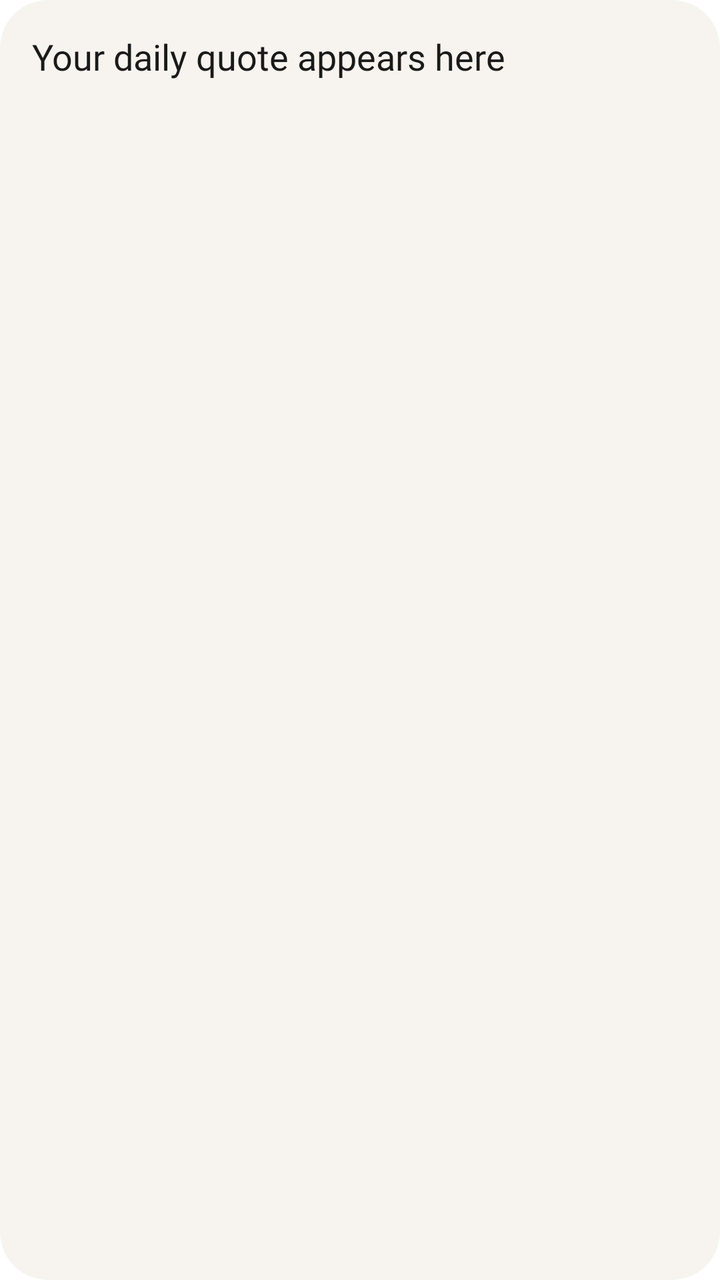
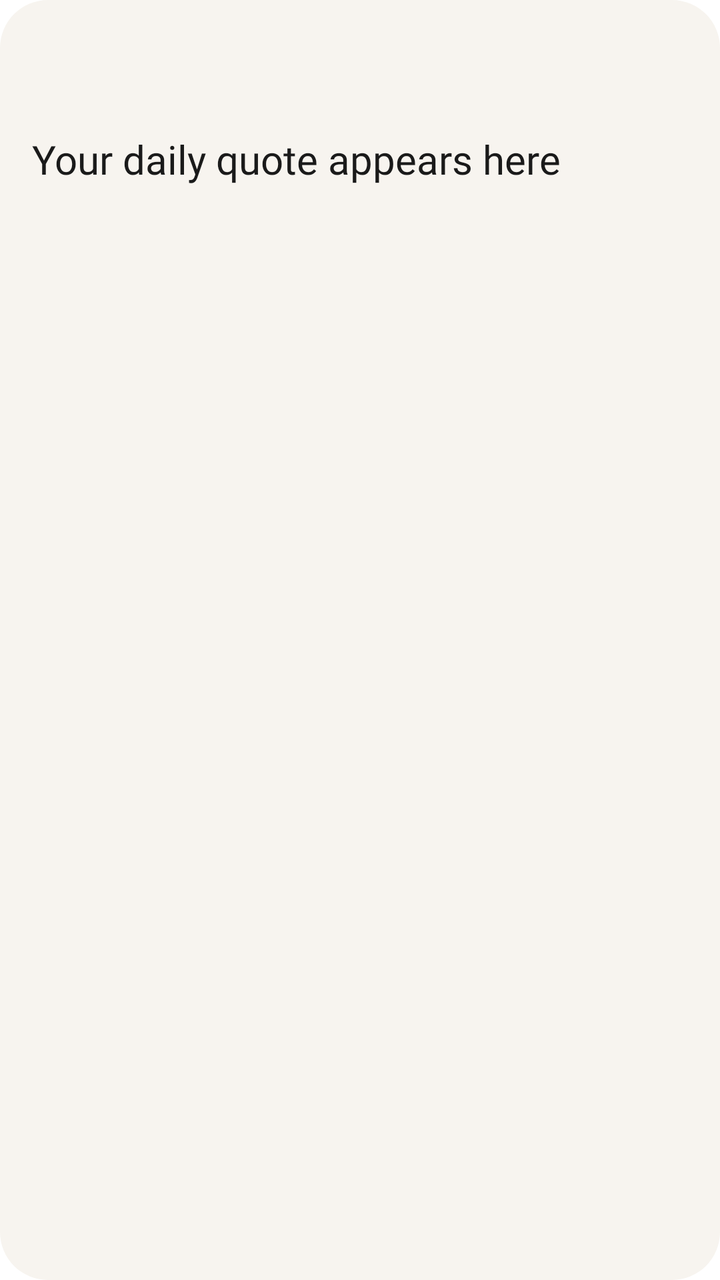

An Android layout rendered at two revisions. The XML below is the earlier revision; the diff shows what the commit changed to produce the second picture.
<!-- AndroidManifest.xml: fallback theme Theme.MaterialComponents.DayNight.NoActionBar -->
<!-- res/layout/widget_quote.xml -->
<?xml version="1.0" encoding="utf-8"?>
<FrameLayout xmlns:android="http://schemas.android.com/apk/res/android"
    android:id="@+id/widget_root"
    android:layout_width="match_parent"
    android:layout_height="match_parent"
    android:background="@drawable/widget_bg"
    android:padding="16dp">

    <ImageView
        android:id="@+id/widget_bg"
        android:layout_width="match_parent"
        android:layout_height="match_parent"
        android:contentDescription="@null"
        android:importantForAccessibility="no"
        android:scaleType="centerCrop" />

    <LinearLayout
        android:layout_width="match_parent"
        android:layout_height="match_parent"
        android:orientation="vertical">

        <TextView
            android:id="@+id/widget_field"
            android:layout_width="wrap_content"
            android:layout_height="wrap_content"
            android:fontFamily="@font/dm_sans_medium"
            android:textColor="@color/widget_accent"
            android:textSize="12sp"
            android:visibility="gone" />

        <TextView
            android:id="@+id/widget_quote"
            android:layout_width="match_parent"
            android:layout_height="0dp"
            android:layout_weight="1"
            android:fontFamily="@font/playfair_semibold"
            android:text="@string/yourDailyQuote"
            android:textColor="@color/widget_text"
            android:textSize="18sp" />

        <TextView
            android:id="@+id/widget_author"
            android:layout_width="match_parent"
            android:layout_height="wrap_content"
            android:fontFamily="@font/dm_sans_medium"
            android:textColor="@color/widget_accent"
            android:textSize="13sp" />

        <TextView
            android:id="@+id/widget_source"
            android:layout_width="match_parent"
            android:layout_height="wrap_content"
            android:fontFamily="@font/dm_sans_medium"
            android:textColor="@color/widget_muted"
            android:textSize="12sp"
            android:visibility="gone" />

        <TextView
            android:id="@+id/widget_takeaway"
            android:layout_width="match_parent"
            android:layout_height="wrap_content"
            android:fontFamily="@font/dm_sans_medium"
            android:textColor="@color/widget_muted"
            android:textSize="12sp"
            android:visibility="gone" />

        <TextView
            android:id="@+id/widget_badge"
            android:layout_width="wrap_content"
            android:layout_height="wrap_content"
            android:fontFamily="@font/dm_sans_medium"
            android:textColor="@color/widget_accent"
            android:textSize="11sp"
            android:visibility="gone" />

        <TextView
            android:id="@+id/widget_empty"
            android:layout_width="match_parent"
            android:layout_height="match_parent"
            android:fontFamily="@font/playfair_semibold"
            android:gravity="center_vertical"
            android:text="@string/yourDailyQuote"
            android:textColor="@color/widget_text"
            android:textSize="18sp"
            android:visibility="gone" />
    </LinearLayout>
</FrameLayout>
<!-- resources referenced by this layout -->
<resources>
  <color name="widget_accent">#E07A4A</color>
  <color name="widget_muted">#5C564E</color>
  <color name="widget_text">#1A1A1A</color>
  <!-- drawable widget_bg (drawable) -->
  <?xml version="1.0" encoding="utf-8"?>
  <shape xmlns:android="http://schemas.android.com/apk/res/android">
      <solid android:color="@color/widget_bg" />
      <corners android:radius="24dp" />
  </shape>
  <string name="yourDailyQuote">Your daily quote appears here</string>
  <color name="widget_bg">#F7F4EF</color>
</resources>

<!-- the commit's change to res/layout/widget_quote.xml (unified diff, before → after) -->
@@ -25,26 +25,46 @@
             android:layout_height="wrap_content"
             android:fontFamily="@font/dm_sans_medium"
             android:textColor="@color/widget_accent"
-            android:textSize="12sp"
+            android:textSize="11sp"
             android:visibility="gone" />
+
+        <LinearLayout
+            android:id="@+id/widget_byline"
+            android:layout_width="match_parent"
+            android:layout_height="wrap_content"
+            android:gravity="center_vertical"
+            android:orientation="horizontal">
+
+            <ImageView
+                android:id="@+id/widget_mark"
+                android:layout_width="40dp"
+                android:layout_height="40dp"
+                android:contentDescription="@null"
+                android:importantForAccessibility="no"
+                android:scaleType="centerCrop" />
+
+            <TextView
+                android:id="@+id/widget_author"
+                android:layout_width="0dp"
+                android:layout_height="wrap_content"
+                android:layout_marginStart="10dp"
+                android:layout_weight="1"
+                android:fontFamily="@font/dm_sans_medium"
+                android:textColor="@color/widget_text"
+                android:textSize="15sp"
+                android:textStyle="bold" />
+        </LinearLayout>
 
         <TextView
             android:id="@+id/widget_quote"
             android:layout_width="match_parent"
             android:layout_height="0dp"
+            android:layout_marginTop="10dp"
             android:layout_weight="1"
             android:fontFamily="@font/playfair_semibold"
             android:text="@string/yourDailyQuote"
             android:textColor="@color/widget_text"
-            android:textSize="18sp" />
-
-        <TextView
-            android:id="@+id/widget_author"
-            android:layout_width="match_parent"
-            android:layout_height="wrap_content"
-            android:fontFamily="@font/dm_sans_medium"
-            android:textColor="@color/widget_accent"
-            android:textSize="13sp" />
+            android:textSize="20sp" />
 
         <TextView
             android:id="@+id/widget_source"
